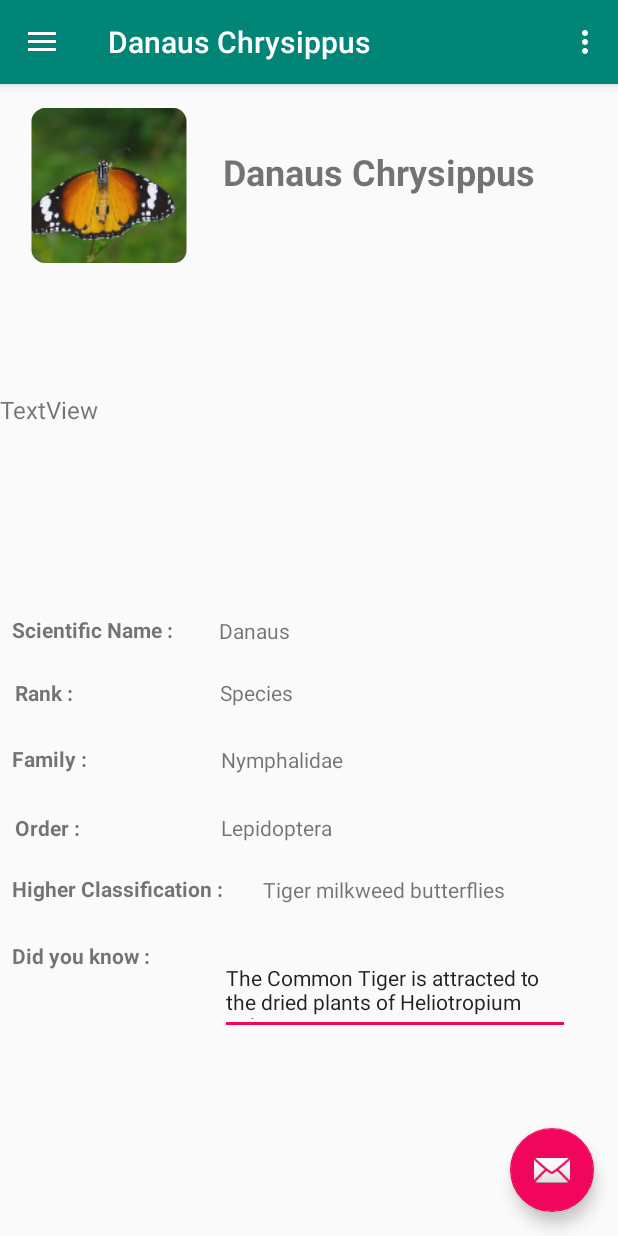
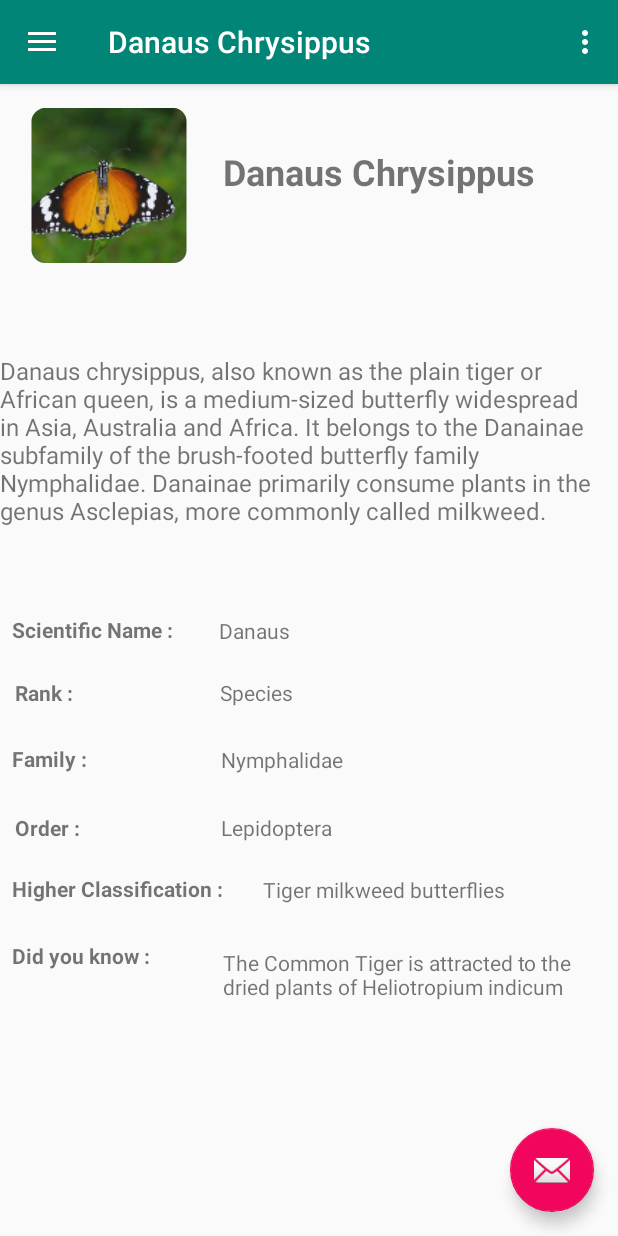
Before and after one commit to ShaGodG/TheButterflyCorner3, an Android app: the Danaus_Chrysippus screen opened directly, with no data from a screen before it, on a phone screen of 412 x 824 dp. Run offline under Robolectric (Android 15) with nearby library versions, the phone set to English and light mode, and no system bars.

Commit message:
db updated without errors

```diff
--- a/app/src/main/res/layout/content_acraea_violae.xml
+++ b/app/src/main/res/layout/content_acraea_violae.xml
@@ -232,13 +232,12 @@
         android:id="@+id/textView116"
         android:layout_width="wrap_content"
         android:layout_height="wrap_content"
-        android:text="TextView"
+        android:text="Acraea terpsicore, the tawny coster, is a small, 53–64 millimetres, leathery-winged butterfly common in grassland and scrub habitats. It belongs to the Nymphalidae or brush-footed butterfly family. It has a weak fluttery flight. It is avoided by most insect predators."
         android:textSize="16sp"
         app:layout_constraintBottom_toBottomOf="parent"
         app:layout_constraintEnd_toEndOf="parent"
         app:layout_constraintHorizontal_bias="1.0"
         app:layout_constraintStart_toStartOf="parent"
         app:layout_constraintTop_toTopOf="parent"
-        app:layout_constraintVertical_bias="0.277"
-        tools:text="Acraea terpsicore, the tawny coster, is a small, 53–64 millimetres, leathery-winged butterfly common in grassland and scrub habitats. It belongs to the Nymphalidae or brush-footed butterfly family. It has a weak fluttery flight. It is avoided by most insect predators." />
+        app:layout_constraintVertical_bias="0.277" />
 </android.support.constraint.ConstraintLayout>
--- a/app/src/main/res/layout/content_cethosia_cyane.xml
+++ b/app/src/main/res/layout/content_cethosia_cyane.xml
@@ -232,13 +232,12 @@
         android:id="@+id/textView118"
         android:layout_width="wrap_content"
         android:layout_height="wrap_content"
-        android:text="TextView"
+        android:text="Cethosia cyane, the leopard lacewing, is a species of heliconiine butterfly found from India to southern China, and Indochina. Its range has expanded in the last few decades, and its arrival in the southern part of the Malay Peninsula, including Singapore, is relatively recent"
         android:textSize="16sp"
         app:layout_constraintBottom_toBottomOf="parent"
         app:layout_constraintEnd_toEndOf="parent"
         app:layout_constraintHorizontal_bias="1.0"
         app:layout_constraintStart_toStartOf="parent"
         app:layout_constraintTop_toTopOf="parent"
-        app:layout_constraintVertical_bias="0.281"
-        tools:text="Cethosia cyane, the leopard lacewing, is a species of heliconiine butterfly found from India to southern China, and Indochina. Its range has expanded in the last few decades, and its arrival in the southern part of the Malay Peninsula, including Singapore, is relatively recent" />
+        app:layout_constraintVertical_bias="0.281" />
 </android.support.constraint.ConstraintLayout>
--- a/app/src/main/res/layout/content_danaus__chrysippus.xml
+++ b/app/src/main/res/layout/content_danaus__chrysippus.xml
@@ -213,39 +213,29 @@
         app:layout_constraintTop_toTopOf="parent"
         app:layout_constraintVertical_bias="0.771" />
 
-    <EditText
-        android:id="@+id/editText17"
-        android:layout_width="233dp"
-        android:layout_height="58dp"
-        android:layout_marginStart="8dp"
-        android:layout_marginTop="8dp"
-        android:layout_marginEnd="8dp"
-        android:layout_marginBottom="8dp"
-        android:ems="10"
-        android:gravity="start|top"
-        android:inputType="textMultiLine"
-        android:text="The Common Tiger is attracted to the dried plants of Heliotropium indicum"
-        android:textSize="14sp"
-        android:textStyle="normal"
-        app:layout_constraintBottom_toBottomOf="parent"
-        app:layout_constraintEnd_toEndOf="parent"
-        app:layout_constraintHorizontal_bias="0.851"
-        app:layout_constraintStart_toStartOf="parent"
-        app:layout_constraintTop_toTopOf="parent"
-        app:layout_constraintVertical_bias="0.818" />
-
     <TextView
         android:id="@+id/textView119"
         android:layout_width="wrap_content"
         android:layout_height="wrap_content"
-        android:text="TextView"
+        android:text="Danaus chrysippus, also known as the plain tiger or African queen, is a medium-sized butterfly widespread in Asia, Australia and Africa. It belongs to the Danainae subfamily of the brush-footed butterfly family Nymphalidae. Danainae primarily consume plants in the genus Asclepias, more commonly called milkweed."
         android:textSize="16sp"
         app:layout_constraintBottom_toBottomOf="parent"
         app:layout_constraintEnd_toEndOf="parent"
         app:layout_constraintHorizontal_bias="0.0"
         app:layout_constraintStart_toStartOf="parent"
         app:layout_constraintTop_toTopOf="parent"
-        app:layout_constraintVertical_bias="0.276"
-        tools:text="Danaus chrysippus, also known as the plain tiger or African queen, is a medium-sized butterfly widespread in Asia, Australia and Africa. It belongs to the Danainae subfamily of the brush-footed butterfly family Nymphalidae. Danainae primarily consume plants in the genus Asclepias, more commonly called milkweed." />
+        app:layout_constraintVertical_bias="0.276" />
+
+    <TextView
+        android:id="@+id/textView126"
+        android:layout_width="241dp"
+        android:layout_height="51dp"
+        android:text="The Common Tiger is attracted to the dried plants of Heliotropium indicum"
+        app:layout_constraintBottom_toBottomOf="parent"
+        app:layout_constraintEnd_toEndOf="parent"
+        app:layout_constraintHorizontal_bias="0.87"
+        app:layout_constraintStart_toStartOf="parent"
+        app:layout_constraintTop_toTopOf="parent"
+        app:layout_constraintVertical_bias="0.804" />
 
 </android.support.constraint.ConstraintLayout>
--- a/app/src/main/res/layout/content_graphium__agamemnon.xml
+++ b/app/src/main/res/layout/content_graphium__agamemnon.xml
@@ -232,15 +232,14 @@
         android:id="@+id/textView120"
         android:layout_width="wrap_content"
         android:layout_height="wrap_content"
-        android:text="TextView"
+        android:text="Graphium agamemnon, the tailed jay, is a predominantly green and black tropical butterfly that belongs to the swallowtail family. The butterfly is also called the green-spotted triangle, tailed green jay, or green triangle."
         android:textSize="16sp"
         app:layout_constraintBottom_toBottomOf="parent"
         app:layout_constraintEnd_toEndOf="parent"
         app:layout_constraintHorizontal_bias="0.0"
         app:layout_constraintStart_toStartOf="parent"
         app:layout_constraintTop_toTopOf="parent"
-        app:layout_constraintVertical_bias="0.297"
-        tools:text="Graphium agamemnon, the tailed jay, is a predominantly green and black tropical butterfly that belongs to the swallowtail family. The butterfly is also called the green-spotted triangle, tailed green jay, or green triangle." />
+        app:layout_constraintVertical_bias="0.297" />
 
 
 </android.support.constraint.ConstraintLayout>
--- a/app/src/main/res/layout/content_papilio_memnon.xml
+++ b/app/src/main/res/layout/content_papilio_memnon.xml
@@ -139,15 +139,14 @@
         android:id="@+id/textView121"
         android:layout_width="wrap_content"
         android:layout_height="wrap_content"
-        android:text="TextView"
+        android:text="Papilio memnon, the great Mormon, is a large butterfly native to southern Asia that belongs to the swallowtail family. It is widely distributed and has thirteen subspecies. The female is polymorphic and with mimetic forms."
         android:textSize="16sp"
         app:layout_constraintBottom_toBottomOf="parent"
         app:layout_constraintEnd_toEndOf="parent"
         app:layout_constraintHorizontal_bias="0.0"
         app:layout_constraintStart_toStartOf="parent"
         app:layout_constraintTop_toTopOf="parent"
-        app:layout_constraintVertical_bias="0.304"
-        tools:text="DescriptionPapilio memnon, the great Mormon, is a large butterfly native to southern Asia that belongs to the swallowtail family. It is widely distributed and has thirteen subspecies. The female is polymorphic and with mimetic forms." />
+        app:layout_constraintVertical_bias="0.304" />
 
 
 </android.support.constraint.ConstraintLayout>
--- a/app/src/main/res/layout/content_parthenos_slyvia.xml
+++ b/app/src/main/res/layout/content_parthenos_slyvia.xml
@@ -199,15 +199,14 @@
         android:id="@+id/textView122"
         android:layout_width="wrap_content"
         android:layout_height="wrap_content"
-        android:text="TextView"
+        android:text="Parthenos sylvia, the clipper, is a species of nymphalid butterfly found in south and southeast Asia, mostly in forested areas. The clipper is a fast-flying butterfly and has a habit of flying with its wings flapping stiffly between the horizontal position and a few degrees below the horizontal."
         android:textSize="16sp"
         app:layout_constraintBottom_toBottomOf="parent"
         app:layout_constraintEnd_toEndOf="parent"
         app:layout_constraintHorizontal_bias="0.0"
         app:layout_constraintStart_toStartOf="parent"
         app:layout_constraintTop_toTopOf="parent"
-        app:layout_constraintVertical_bias="0.281"
-        tools:text="Parthenos sylvia, the clipper, is a species of nymphalid butterfly found in south and southeast Asia, mostly in forested areas. The clipper is a fast-flying butterfly and has a habit of flying with its wings flapping stiffly between the horizontal position and a few degrees below the horizontal." />
+        app:layout_constraintVertical_bias="0.281" />
 
 
 </android.support.constraint.ConstraintLayout>
```
Also changed, not shown: app/src/main/java/com/tbg/www/thebutterflycorner/butterfly_db.java (+8 -8 lines), app/src/main/res/layout/content_hypolimnas_bolina.xml (+14 -22 lines), app/src/main/res/layout/content_pachliopta_aristolochiae.xml (+4 -5 lines), app/src/main/res/layout/content_papilio_demoleus.xml (+14 -22 lines).
